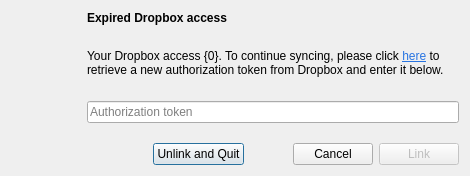
Above: maestral/gui/resources/relink_dialog.ui from samschott/maestral before the change. Below: the same form after it.
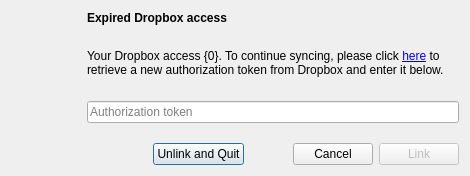
That is the form after the change. Custom widgets are drawn as their Qt base class.

Commit message:
remove hard-coded link colors
Qt 5.14 now handles link colors correctly

The edit to the form file:
```diff
--- a/maestral/gui/resources/relink_dialog.ui
+++ b/maestral/gui/resources/relink_dialog.ui
@@ -38,7 +38,7 @@
    <item row="1" column="1" colspan="6">
     <widget class="QLabel" name="infoLabel">
      <property name="text">
-      <string>&lt;html&gt;&lt;head/&gt;&lt;body&gt;&lt;p&gt;Your Dropbox access {0}. To continue syncing, please click &lt;a href=&quot;{1}&quot;&gt;&lt;span style=&quot; text-decoration: underline; color:#2874e1;&quot;&gt;here&lt;/span&gt;&lt;/a&gt; to retrieve a new authorization token from Dropbox and enter it below.&lt;/p&gt;&lt;/body&gt;&lt;/html&gt;</string>
+      <string>&lt;html&gt;&lt;head/&gt;&lt;body&gt;&lt;p&gt;Your Dropbox access {0}. To continue syncing, please click &lt;a href=&quot;{1}&quot;&gt;here&lt;/a&gt; to retrieve a new authorization token from Dropbox and enter it below.&lt;/p&gt;&lt;/body&gt;&lt;/html&gt;</string>
      </property>
      <property name="wordWrap">
       <bool>true</bool>
```
The commit also changes 2 other files.
